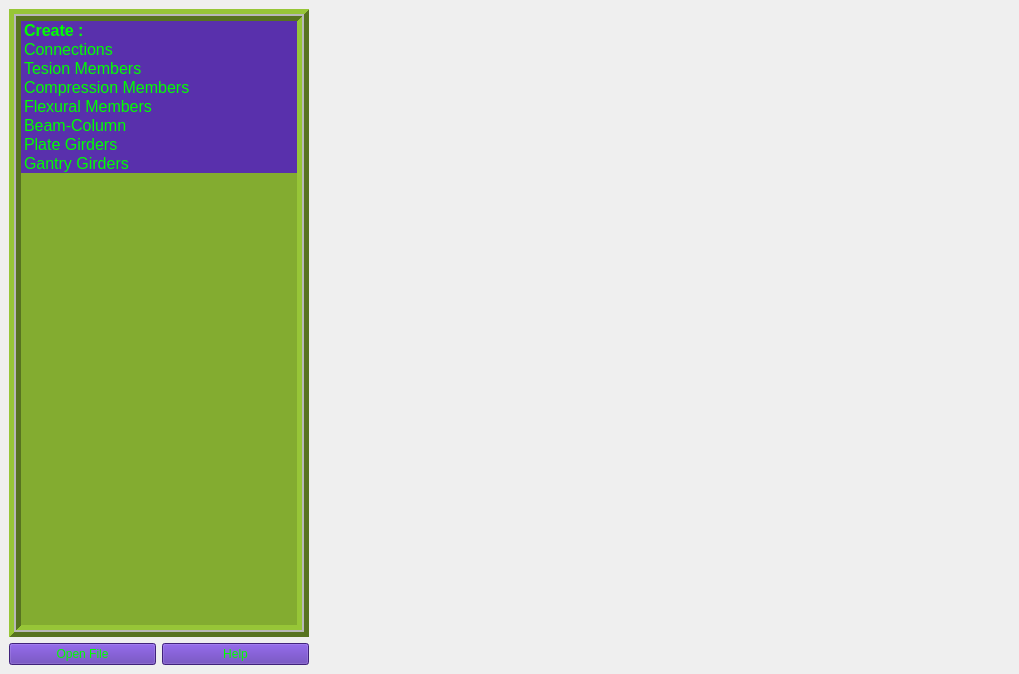
First picture: the form in osdagpage.ui, repository FOSSEE/OsdagLive, before the edit.
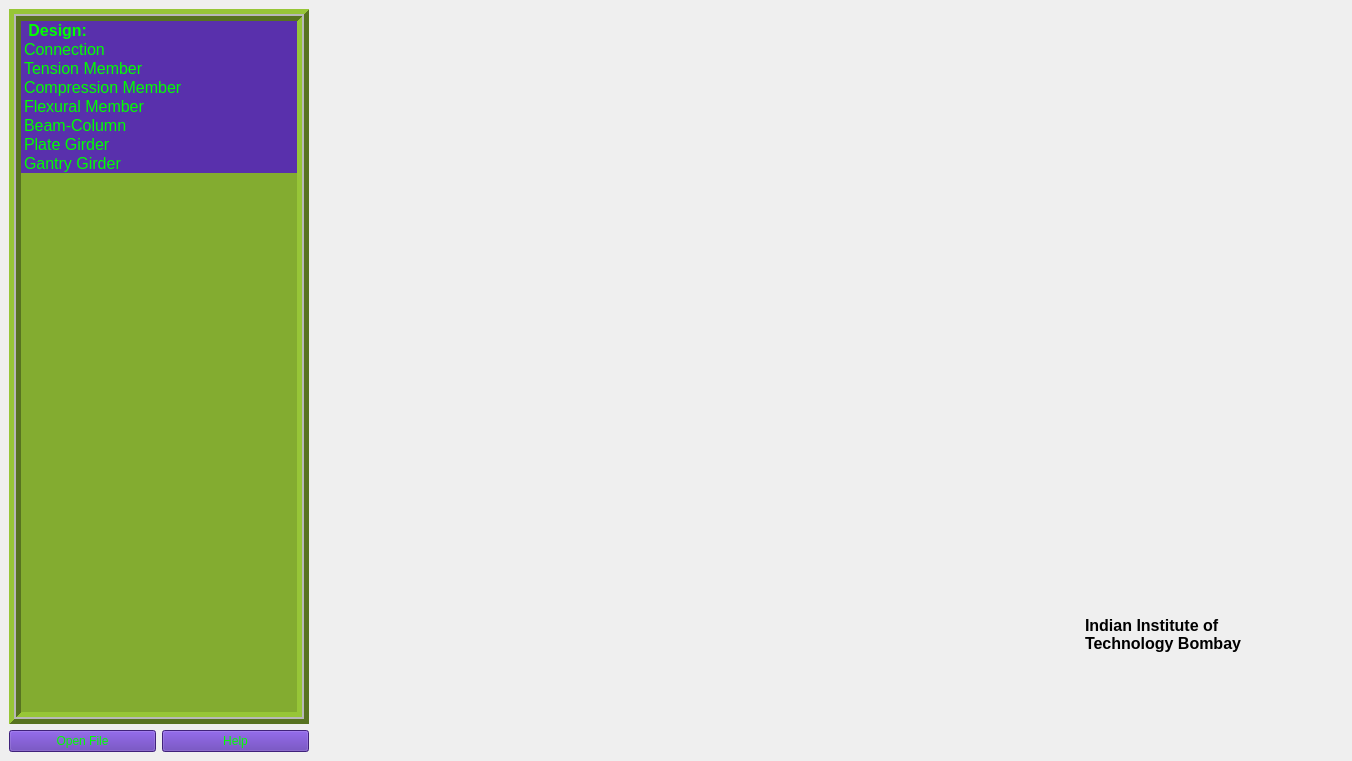
Second picture: the form after the edit. The open tabs and pages were chosen to show the change. Icons and pictures are not drawn.

```diff
--- a/osdagpage.ui
+++ b/osdagpage.ui
@@ -6,8 +6,8 @@
    <rect>
     <x>0</x>
     <y>0</y>
-    <width>1019</width>
-    <height>674</height>
+    <width>1352</width>
+    <height>761</height>
    </rect>
   </property>
   <property name="windowTitle">
@@ -58,7 +58,7 @@
         </property>
         <item>
          <property name="text">
-          <string>Create :</string>
+          <string> Design:</string>
          </property>
          <property name="font">
           <font>
@@ -68,12 +68,12 @@
           </font>
          </property>
          <property name="flags">
-          <set>NoItemFlags</set>
+          <set>ItemIsDragEnabled|ItemIsUserCheckable|ItemIsEnabled</set>
          </property>
         </item>
         <item>
          <property name="text">
-          <string>Connections</string>
+          <string>Connection</string>
          </property>
          <property name="font">
           <font>
@@ -89,7 +89,7 @@
         </item>
         <item>
          <property name="text">
-          <string>Tesion Members</string>
+          <string>Tension Member</string>
          </property>
          <property name="font">
           <font>
@@ -103,7 +103,7 @@
         </item>
         <item>
          <property name="text">
-          <string>Compression Members</string>
+          <string>Compression Member</string>
          </property>
          <property name="font">
           <font>
@@ -117,7 +117,7 @@
         </item>
         <item>
          <property name="text">
-          <string>Flexural Members</string>
+          <string>Flexural Member</string>
          </property>
          <property name="font">
           <font>
@@ -145,7 +145,7 @@
         </item>
         <item>
          <property name="text">
-          <string>Plate Girders</string>
+          <string>Plate Girder</string>
          </property>
          <property name="font">
           <font>
@@ -159,7 +159,7 @@
         </item>
         <item>
          <property name="text">
-          <string>Gantry Girders</string>
+          <string>Gantry Girder</string>
          </property>
          <property name="font">
           <font>
@@ -194,7 +194,7 @@
         </property>
        </widget>
       </item>
-      <item row="0" column="2">
+      <item row="0" column="2" rowspan="2">
        <widget class="QStackedWidget" name="myStackedWidget">
         <property name="currentIndex">
          <number>1</number>
@@ -206,7 +206,7 @@
             <x>60</x>
             <y>100</y>
             <width>151</width>
-            <height>131</height>
+            <height>151</height>
            </rect>
           </property>
           <property name="text">
@@ -223,8 +223,8 @@
           <property name="geometry">
            <rect>
             <x>240</x>
-            <y>110</y>
-            <width>461</width>
+            <y>120</y>
+            <width>621</width>
             <height>121</height>
            </rect>
           </property>
@@ -241,10 +241,10 @@
          <widget class="QLabel" name="label_3">
           <property name="geometry">
            <rect>
-            <x>740</x>
-            <y>540</y>
-            <width>84</width>
-            <height>81</height>
+            <x>670</x>
+            <y>579</y>
+            <width>91</width>
+            <height>91</height>
            </rect>
           </property>
           <property name="text">
@@ -257,6 +257,27 @@
            <bool>true</bool>
           </property>
          </widget>
+         <widget class="QLabel" name="label_5">
+          <property name="geometry">
+           <rect>
+            <x>770</x>
+            <y>590</y>
+            <width>201</width>
+            <height>71</height>
+           </rect>
+          </property>
+          <property name="font">
+           <font>
+            <pointsize>12</pointsize>
+            <weight>75</weight>
+            <bold>true</bold>
+           </font>
+          </property>
+          <property name="text">
+           <string>Indian Institute of 
+Technology Bombay</string>
+          </property>
+         </widget>
         </widget>
         <widget class="QWidget" name="connectionPage">
          <layout class="QGridLayout" name="gridLayout_2">
```
Left out of the diff: 12 changed lines with no effect on the pictures.
